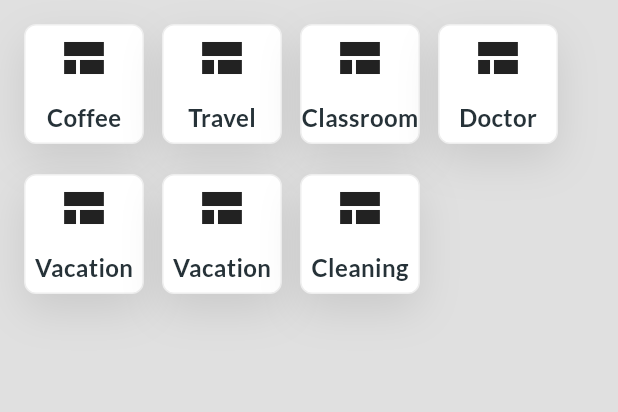
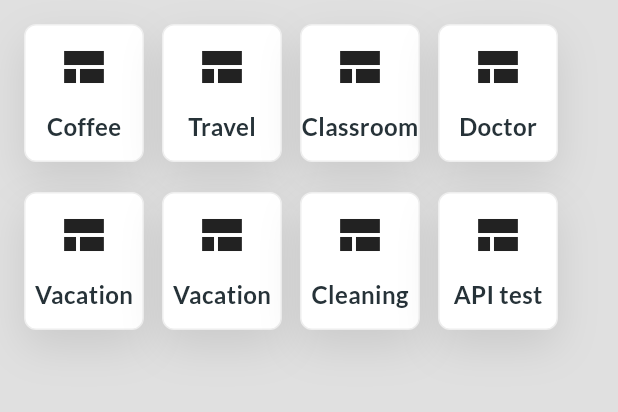
Before and after one commit to ekonuradip/slicing-ui, a Flutter app: the screen it shows after launch, on a phone screen of 412 x 824 dp, the part 84-496 px from its top. Run offline on Flutter 3.47's test engine with Material 3 defaults, Android fonts, the phone set to English and light mode, and no system bars; our stand-ins replace cached_network_image, carousel_slider, dio, file_picker, flutter_animate, flutter_bloc and 12 more; missing offline and left inert: faker_dart.

Commit message:
Latihan menggunakan API

```diff
--- a/config.json
+++ b/config.json
@@ -17,7 +17,8 @@
         "vacation/vacation_intro",
         "cleaning/cleaning_dashboard",
         "cleaning/cleaning_main_navigation",
-        "cleaning/cleaning_detail"
+        "cleaning/cleaning_detail",
+        "api/api_test"
     ],
     "module_directory_name": "module",
     "experimental_mode": false,
--- a/lib/core.dart
+++ b/lib/core.dart
@@ -10,6 +10,10 @@ export 'package:hyper_ui/core_package.dart';
 export 'package:hyper_ui/demo.dart';
 export 'package:hyper_ui/injection.config.dart';
 export 'package:hyper_ui/injection.dart';
+export 'package:hyper_ui/module/api/api_test/bloc/api_test_bloc.dart';
+export 'package:hyper_ui/module/api/api_test/event/api_test_event.dart';
+export 'package:hyper_ui/module/api/api_test/state/api_test_state.dart';
+export 'package:hyper_ui/module/api/api_test/view/api_test_view.dart';
 export 'package:hyper_ui/module/classroom/classroom_dashboard/bloc/classroom_dashboard_bloc.dart';
 export 'package:hyper_ui/module/classroom/classroom_dashboard/event/classroom_dashboard_event.dart';
 export 'package:hyper_ui/module/classroom/classroom_dashboard/state/classroom_dashboard_state.dart';
--- a/lib/module/cleaning/cleaning_detail/bloc/cleaning_detail_bloc.dart
+++ b/lib/module/cleaning/cleaning_detail/bloc/cleaning_detail_bloc.dart
@@ -3,9 +3,9 @@ import 'package:flutter_bloc/flutter_bloc.dart';
 import '../event/cleaning_detail_event.dart';
 import '../state/cleaning_detail_state.dart';
 import 'package:hyper_ui/bloc_util.dart';
-import 'package:injectable/injectable.dart';
 
-@singleton
+
+
 class CleaningDetailBloc extends Bloc<CleaningDetailEvent, CleaningDetailState> implements IBlocBase {
   CleaningDetailBloc() : super(CleaningDetailState()) {
     on<CleaningDetailIncrementEvent>((event, emit) {
--- a/lib/module/login/view/login_view.dart
+++ b/lib/module/login/view/login_view.dart
@@ -101,7 +101,11 @@ class _LoginViewState extends State<LoginView> {
                   width: 12.0,
                 ),
                 buttonPortofolio(
-                    name: "Cleaning", page: CleaningMainNavigationView())
+                    name: "Cleaning", page: CleaningMainNavigationView()),
+                const SizedBox(
+                  width: 12.0,
+                ),
+                buttonPortofolio(name: "API test", page: ApiTestView())
               ],
             )
           ],
--- a/lib/module/login/widget/button_porto.dart
+++ b/lib/module/login/widget/button_porto.dart
@@ -21,7 +21,7 @@ class _buttonPortofolioState extends State<buttonPortofolio> {
         Get.to(widget.page);
       },
       child: Container(
-        height: 80,
+        height: 92,
         width: 80,
         decoration: BoxDecoration(
           color: Colors.white,
```
Also changed, not shown: pubspec.yaml (+34 -33 lines), lib/injection.config.dart, pubspec.lock.
